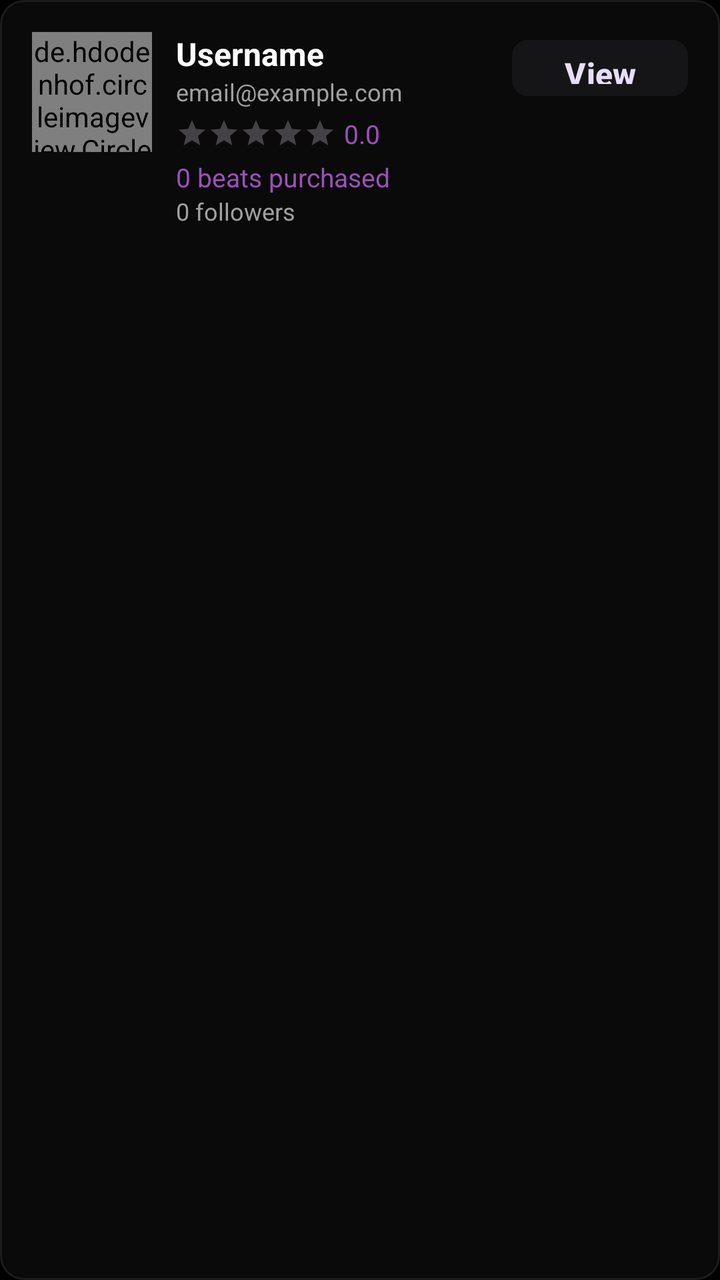
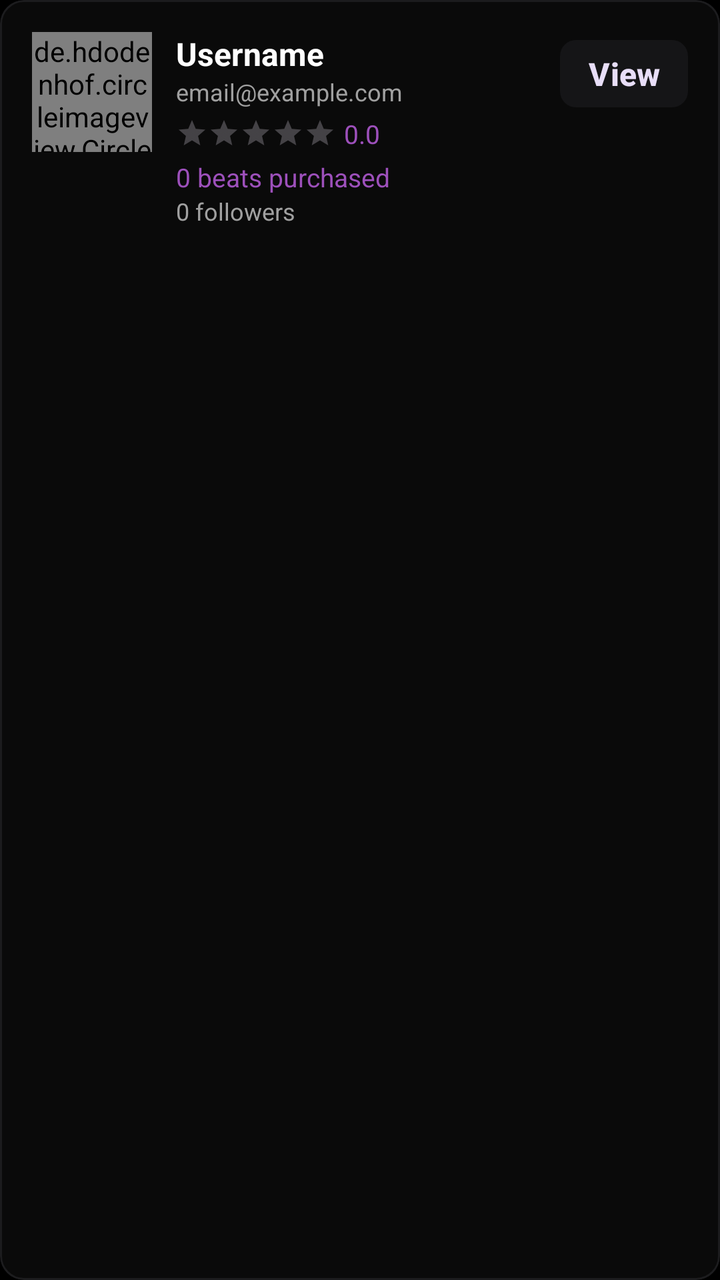

An Android layout rendered at two revisions. The XML below is the earlier revision; the diff shows what the commit changed to produce the second picture.
<!-- AndroidManifest.xml: application theme Theme.BeatHouse.Splash -->
<!-- res/layout/item_buyer.xml -->
<?xml version="1.0" encoding="utf-8"?>
<com.google.android.material.card.MaterialCardView
    xmlns:android="http://schemas.android.com/apk/res/android"
    xmlns:app="http://schemas.android.com/apk/res-auto"
    android:id="@+id/cardBuyer"
    android:layout_width="match_parent"
    android:layout_height="wrap_content"
    android:layout_margin="8dp"
    app:cardElevation="2dp"
    app:cardCornerRadius="12dp">

    <LinearLayout
        android:layout_width="match_parent"
        android:layout_height="wrap_content"
        android:orientation="horizontal"
        android:padding="16dp">

        <de.hdodenhof.circleimageview.CircleImageView
            android:id="@+id/ivBuyerAvatar"
            android:layout_width="60dp"
            android:layout_height="60dp"
            android:src="@drawable/ic_profile_placeholder"
            app:civ_border_width="0dp"
            app:civ_border_color="@color/primary" />

        <LinearLayout
            android:layout_width="0dp"
            android:layout_height="wrap_content"
            android:layout_marginStart="12dp"
            android:layout_weight="1"
            android:orientation="vertical">

            <TextView
                android:id="@+id/tvBuyerUsername"
                android:layout_width="wrap_content"
                android:layout_height="wrap_content"
                android:text="Username"
                android:textSize="16sp"
                android:textStyle="bold"
                android:textColor="@color/on_surface" />

            <TextView
                android:id="@+id/tvBuyerEmail"
                android:layout_width="wrap_content"
                android:layout_height="wrap_content"
                android:text="email@example.com"
                android:textSize="12sp"
                android:textColor="@color/on_surface_variant" />

            
            <LinearLayout
                android:layout_width="wrap_content"
                android:layout_height="wrap_content"
                android:orientation="horizontal"
                android:gravity="center_vertical"
                android:layout_marginTop="4dp">

                <RatingBar
                    android:id="@+id/ratingBar"
                    android:layout_width="wrap_content"
                    android:layout_height="wrap_content"
                    android:rating="0"
                    android:isIndicator="true"
                    android:stepSize="0.5"
                    android:numStars="5"
                    style="@style/Widget.AppCompat.RatingBar.Small" />

                <TextView
                    android:id="@+id/tvRating"
                    android:layout_width="wrap_content"
                    android:layout_height="wrap_content"
                    android:layout_marginStart="4dp"
                    android:text="0.0"
                    android:textSize="13sp"
                    android:textColor="@color/primary" />
            </LinearLayout>

            <TextView
                android:id="@+id/tvBeatsPurchased"
                android:layout_width="wrap_content"
                android:layout_height="wrap_content"
                android:layout_marginTop="4dp"
                android:text="0 beats purchased"
                android:textColor="@color/primary"
                android:textSize="13sp" />

            <TextView
                android:id="@+id/tvFollowers"
                android:layout_width="wrap_content"
                android:layout_height="wrap_content"
                android:text="0 followers"
                android:textColor="@color/on_surface_variant"
                android:textSize="12sp" />

        </LinearLayout>

        <com.google.android.material.button.MaterialButton
            android:id="@+id/btnView"
            android:layout_width="wrap_content"
            android:layout_height="36dp"
            android:text="View"
            app:cornerRadius="8dp"
            style="@style/Widget.Material3.Button.TonalButton" />
    </LinearLayout>

</com.google.android.material.card.MaterialCardView>
<!-- resources referenced by this layout -->
<resources>
  <color name="on_surface">#FFFFFF</color>
  <color name="on_surface_variant">#A0A0A0</color>
  <color name="primary">#9D50BB</color>
  <!-- drawable ic_profile_placeholder (drawable) -->
  <vector xmlns:android="http://schemas.android.com/apk/res/android"
      android:width="64dp"
      android:height="64dp"
      android:viewportWidth="24"
      android:viewportHeight="24">
      <path
          android:fillColor="#9E9E9E"
          android:pathData="M12,12c2.21,0 4,-1.79 4,-4s-1.79,-4 -4,-4 -4,1.79 -4,4 1.79,4 4,4zM12,14c-2.67,0 -8,1.34 -8,4v2h16v-2c0,-2.66 -5.33,-4 -8,-4z"/>
  </vector>
  <style name="Theme.BeatHouse.Splash" parent="Theme.BeatHouse">
          <item name="android:windowBackground">@color/background</item>
      </style>
  <color name="background">#000000</color>
  <color name="primary_container">#2E1045</color>
  <color name="on_primary">#FFFFFF</color>
  <color name="secondary">#8E8E93</color>
  <color name="secondary_container">#151517</color>
  <color name="on_secondary">#FFFFFF</color>
  <color name="error">#FF453A</color>
  <color name="error_container">#330000</color>
  <color name="surface">#000000</color>
  <color name="surface_variant">#000000</color>
  <color name="outline">#1C1C1E</color>
  <style name="Animation.BeatHouse" parent="@android:style/Animation.Activity">
          <item name="android:activityOpenEnterAnimation">@anim/slide_in_right</item>
          <item name="android:activityOpenExitAnimation">@anim/slide_out_left</item>
          <item name="android:activityCloseEnterAnimation">@anim/slide_in_left</item>
          <item name="android:activityCloseExitAnimation">@anim/slide_out_right</item>
          <item name="android:windowEnterAnimation">@anim/fade_in</item>
          <item name="android:windowExitAnimation">@anim/fade_out</item>
      </style>
  <style name="Widget.BeatHouse.Button" parent="Widget.Material3.Button">
          <item name="android:textSize">16sp</item>
          <item name="android:textStyle">bold</item>
          <item name="cornerRadius">14dp</item>
          <item name="iconGravity">textStart</item>
          <item name="iconPadding">8dp</item>
          <item name="android:insetTop">4dp</item>
          <item name="android:insetBottom">4dp</item>
          <item name="backgroundTint">@color/primary</item>
          <item name="android:textColor">@color/on_primary</item>
      </style>
  <style name="Widget.BeatHouse.Card" parent="Widget.Material3.CardView.Elevated">
          <item name="cardCornerRadius">18dp</item>
          <item name="cardElevation">0dp</item>
          <item name="strokeColor">@color/outline</item>
          <item name="strokeWidth">1dp</item>
          <item name="cardBackgroundColor">@color/surface_container</item>
      </style>
  <style name="Widget.BeatHouse.BottomNavigation" parent="Widget.Material3.BottomNavigationView">
          <item name="itemIconTint">@color/bottom_nav_icon_tint</item>
          <item name="itemTextColor">@color/bottom_nav_text_tint</item>
          <item name="itemBackground">@color/surface</item>
          <item name="android:background">@color/surface</item>
          <item name="elevation">0dp</item>
          <item name="itemPaddingTop">12dp</item>
          <item name="itemPaddingBottom">12dp</item>
      </style>
  <style name="Widget.BeatHouse.AppBarLayout" parent="Widget.Material3.AppBarLayout">
          <item name="android:background">@color/surface</item>
          <item name="backgroundTint">@color/surface</item>
      </style>
  <style name="Widget.BeatHouse.Chip" parent="Widget.Material3.Chip.Filter">
          <item name="chipCornerRadius">12dp</item>
          <item name="chipStrokeColor">@color/outline</item>
          <item name="chipStrokeWidth">1dp</item>
          <item name="android:textColor">@color/on_surface_variant</item>
          <item name="chipBackgroundColor">@color/surface_container</item>
          <item name="checkedIconTint">@color/primary</item>
          <item name="android:textSize">14sp</item>
      </style>
  <color name="surface_container">#0A0A0A</color>
  <!-- unchanged entries left out for length: 1 -->
</resources>

<!-- the commit's change to res/layout/item_buyer.xml (unified diff, before → after) -->
@@ -97,7 +97,10 @@
         <com.google.android.material.button.MaterialButton
             android:id="@+id/btnView"
             android:layout_width="wrap_content"
-            android:layout_height="36dp"
+            android:layout_height="wrap_content"
+            android:minHeight="36dp"
+            android:minWidth="64dp"
+            android:paddingHorizontal="12dp"
             android:text="View"
             app:cornerRadius="8dp"
             style="@style/Widget.Material3.Button.TonalButton" />
